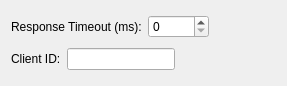
Above: src/Mqtt5ClientFilterConfigWidget.ui from commschamp/cc.mqtt5_client_filter.cc_tools_plugin before the change. Below: the same form after it.
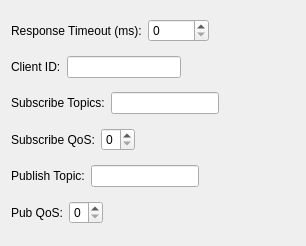
That is the form after the change.

Commit message: Initial support for topics subscribe.

The edit to the form file:
```diff
--- a/src/Mqtt5ClientFilterConfigWidget.ui
+++ b/src/Mqtt5ClientFilterConfigWidget.ui
@@ -6,8 +6,8 @@
    <rect>
     <x>0</x>
     <y>0</y>
-    <width>287</width>
-    <height>86</height>
+    <width>306</width>
+    <height>246</height>
    </rect>
   </property>
   <property name="windowTitle">
@@ -72,6 +72,129 @@
      </item>
     </layout>
    </item>
+   <item>
+    <layout class="QHBoxLayout" name="horizontalLayout_4">
+     <item>
+      <widget class="QLabel" name="m_subTopicsLabel">
+       <property name="toolTip">
+        <string>Comma separated</string>
+       </property>
+       <property name="text">
+        <string>Subscribe Topics:</string>
+       </property>
+      </widget>
+     </item>
+     <item>
+      <widget class="QLineEdit" name="m_subTopicsLineEdit">
+       <property name="toolTip">
+        <string>Comma separated</string>
+       </property>
+      </widget>
+     </item>
+     <item>
+      <spacer name="horizontalSpacer_5">
+       <property name="orientation">
+        <enum>Qt::Horizontal</enum>
+       </property>
+       <property name="sizeHint" stdset="0">
+        <size>
+         <width>40</width>
+         <height>20</height>
+        </size>
+       </property>
+      </spacer>
+     </item>
+    </layout>
+   </item>
+   <item>
+    <layout class="QHBoxLayout" name="horizontalLayout_5">
+     <item>
+      <widget class="QLabel" name="m_subQosLabel">
+       <property name="text">
+        <string>Subscribe QoS:</string>
+       </property>
+      </widget>
+     </item>
+     <item>
+      <widget class="QSpinBox" name="m_subQosSpinBox">
+       <property name="maximum">
+        <number>2</number>
+       </property>
+      </widget>
+     </item>
+     <item>
+      <spacer name="horizontalSpacer_6">
+       <property name="orientation">
+        <enum>Qt::Horizontal</enum>
+       </property>
+       <property name="sizeHint" stdset="0">
+        <size>
+         <width>40</width>
+         <height>20</height>
+        </size>
+       </property>
+      </spacer>
+     </item>
+    </layout>
+   </item>
+   <item>
+    <layout class="QHBoxLayout" name="horizontalLayout_3">
+     <item>
+      <widget class="QLabel" name="m_pubTopicLabel">
+       <property name="text">
+        <string>Publish Topic:</string>
+       </property>
+      </widget>
+     </item>
+     <item>
+      <widget class="QLineEdit" name="m_pubTopicLineEdit"/>
+     </item>
+     <item>
+      <spacer name="horizontalSpacer_3">
+       <property name="orientation">
+        <enum>Qt::Horizontal</enum>
+       </property>
+       <property name="sizeHint" stdset="0">
+        <size>
+         <width>40</width>
+         <height>20</height>
+        </size>
+       </property>
+      </spacer>
+     </item>
+    </layout>
+   </item>
+   <item>
+    <layout class="QHBoxLayout" name="horizontalLayout_6">
+     <item>
+      <widget class="QLabel" name="m_pubQosLabel">
+       <property name="text">
+        <string>Pub QoS:</string>
+       </property>
+      </widget>
+     </item>
+     <item>
+      <widget class="QSpinBox" name="m_pubQosSpinBox">
+       <property name="maximum">
+        <number>2</number>
+       </property>
+      </widget>
+     </item>
+     <item>
+      <spacer name="horizontalSpacer_4">
+       <property name="orientation">
+        <enum>Qt::Horizontal</enum>
+       </property>
+       <property name="sizeHint" stdset="0">
+        <size>
+         <width>40</width>
+         <height>20</height>
+        </size>
+       </property>
+      </spacer>
+     </item>
+    </layout>
+   </item>
   </layout>
  </widget>
  <resources/>
```
The commit also changes 5 other files.
